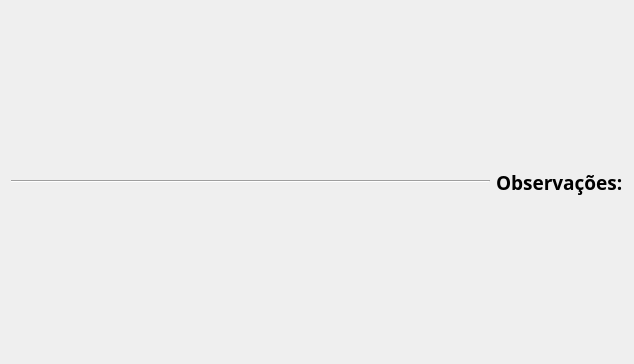
Old version of the form view/obs.ui in the repository imora97/Sistema-para-doceria.
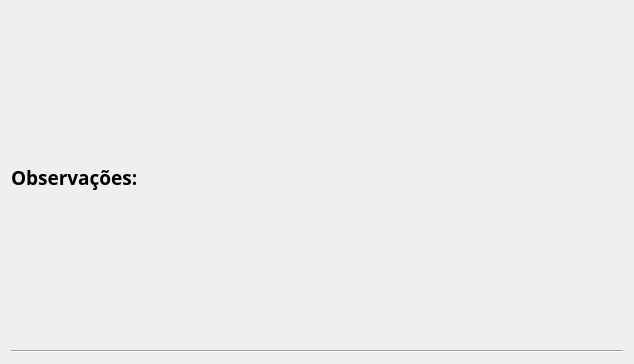
New version of the form.

Patch:
```diff
--- a/view/obs.ui
+++ b/view/obs.ui
@@ -13,20 +13,7 @@
   <property name="windowTitle">
    <string>Form</string>
   </property>
-  <layout class="QHBoxLayout" name="horizontalLayout">
-   <item>
-    <widget class="Line" name="line">
-     <property name="sizePolicy">
-      <sizepolicy hsizetype="Preferred" vsizetype="Fixed">
-       <horstretch>0</horstretch>
-       <verstretch>0</verstretch>
-      </sizepolicy>
-     </property>
-     <property name="orientation">
-      <enum>Qt::Horizontal</enum>
-     </property>
-    </widget>
-   </item>
+  <layout class="QVBoxLayout" name="verticalLayout">
    <item>
     <widget class="QLabel" name="label_2">
      <property name="sizePolicy">
@@ -48,6 +35,19 @@
      </property>
     </widget>
    </item>
+   <item>
+    <widget class="Line" name="line">
+     <property name="sizePolicy">
+      <sizepolicy hsizetype="Preferred" vsizetype="Fixed">
+       <horstretch>0</horstretch>
+       <verstretch>0</verstretch>
+      </sizepolicy>
+     </property>
+     <property name="orientation">
+      <enum>Qt::Horizontal</enum>
+     </property>
+    </widget>
+   </item>
   </layout>
  </widget>
  <resources/>
```
